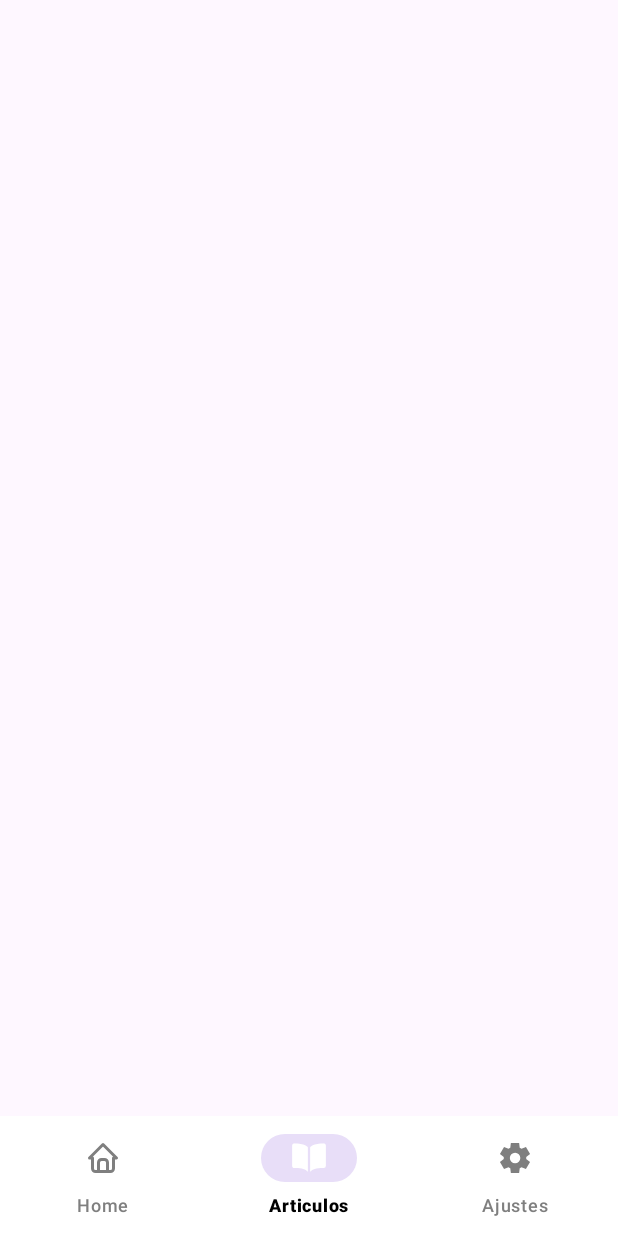
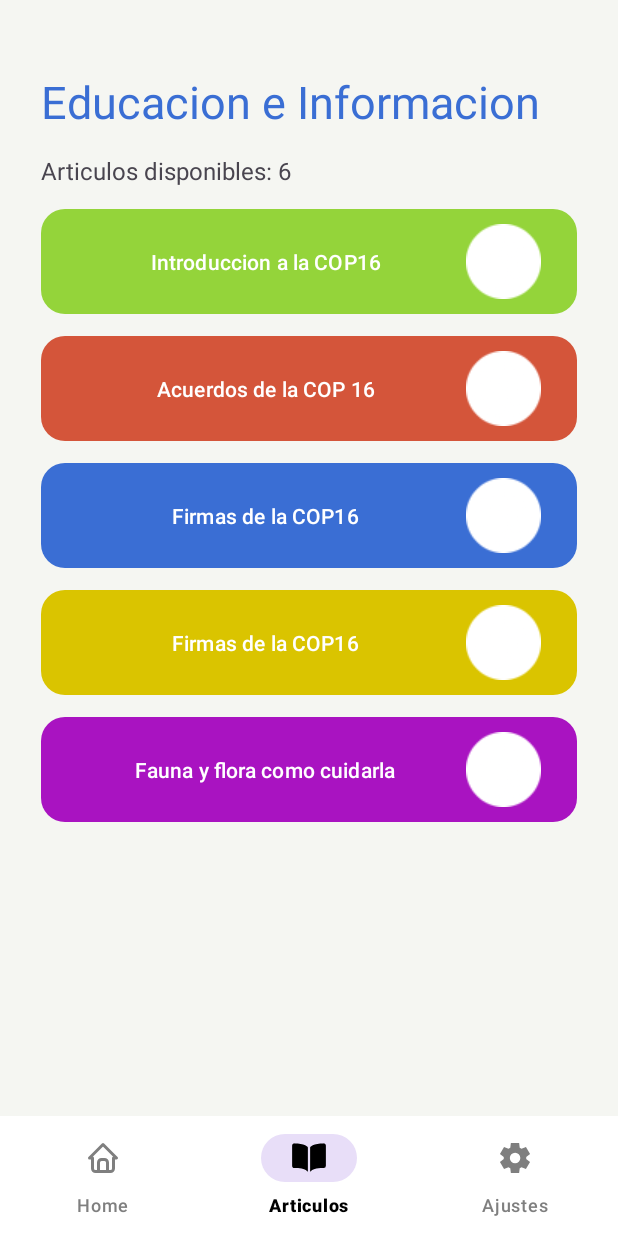
Before and after one commit to natyvcodes/education-app-cop16, an Android app: the List_Articulos screen opened directly, with no data from a screen before it, item 2 of the bottom bar chosen, on a phone screen of 412 x 824 dp. Run offline under Robolectric (Android 15) with nearby library versions, the phone set to English and light mode, and no system bars.

Commit message:
List of Articles added and menu functionality added

```diff
--- a/app/src/main/java/com/grupo1/myapp/Articulos.java
+++ b/app/src/main/java/com/grupo1/myapp/Articulos.java
@@ -1,19 +1,50 @@
 package com.grupo1.myapp;
 
 import android.annotation.SuppressLint;
+import android.content.Intent;
 import android.os.Bundle;
+import android.view.MenuItem;
 
 import androidx.activity.EdgeToEdge;
+import androidx.annotation.NonNull;
 import androidx.appcompat.app.AppCompatActivity;
 
+import com.google.android.material.bottomnavigation.BottomNavigationView;
+import com.google.android.material.navigation.NavigationBarView;
 
 
 public class Articulos extends AppCompatActivity {
+    private BottomNavigationView bottomNavigationView;
     @SuppressLint("MissingInflatedId")
     @Override
     protected void onCreate(Bundle savedInstanceState) {
         super.onCreate(savedInstanceState);
         EdgeToEdge.enable(this);
         setContentView(R.layout.activity_articulos);
+
+
+        selectBottomNavItem(R.id.articulos);
+        bottomNavigationView = findViewById(R.id.bottom_navigation);
+        bottomNavigationView.setOnItemSelectedListener(new NavigationBarView.OnItemSelectedListener() {
+            @Override
+            public boolean onNavigationItemSelected(@NonNull MenuItem item) {
+                int id = item.getItemId();
+                if(id == R.id.home){
+                    Intent intent = new Intent(Articulos.this, Principal.class);
+                    startActivity(intent);
+                    return true;
+                }else if(id == R.id.articulos) {
+                    Intent intent = new Intent(Articulos.this, List_Articulos.class);
+                    startActivity(intent);
+                    return true;
+                }else if(id == R.id.setting){
+                    return true;
+                }
+                return true;
+            }
+        });
     }
+    private void selectBottomNavItem(int itemId) {
+        BottomNavigationView bottomNavigationView = findViewById(R.id.bottom_navigation);
+        bottomNavigationView.setSelectedItemId(itemId); }
 }
--- a/app/src/main/java/com/grupo1/myapp/List_Articulos.java
+++ b/app/src/main/java/com/grupo1/myapp/List_Articulos.java
@@ -1,19 +1,48 @@
 package com.grupo1.myapp;
 
 
+import android.content.Intent;
 import android.os.Bundle;
+import android.view.MenuItem;
+
 import androidx.activity.EdgeToEdge;
+import androidx.annotation.NonNull;
 import androidx.appcompat.app.AppCompatActivity;
 import com.google.android.material.bottomnavigation.BottomNavigationView;
+import com.google.android.material.navigation.NavigationBarView;
 
 
 public class List_Articulos extends AppCompatActivity {
-    private BottomNavigationView navigationView;
+    private BottomNavigationView bottomNavigationView;
 
     @Override
     protected void onCreate(Bundle savedInstanceState) {
         super.onCreate(savedInstanceState);
         EdgeToEdge.enable(this);
         setContentView(R.layout.activity_list_articulos);
+
+
+        selectBottomNavItem(R.id.articulos);
+        bottomNavigationView = findViewById(R.id.bottom_navigation);
+        bottomNavigationView.setOnItemSelectedListener(new NavigationBarView.OnItemSelectedListener() {
+            @Override
+            public boolean onNavigationItemSelected(@NonNull MenuItem item) {
+                int id = item.getItemId();
+                if(id == R.id.home){
+                    Intent intent = new Intent(List_Articulos.this, Principal.class);
+                    startActivity(intent);
+                }else if(id == R.id.articulos) {
+                    Intent intent = new Intent(List_Articulos.this, List_Articulos.class);
+                    startActivity(intent);
+                }else if(id == R.id.setting){
+
+                }
+                return true;
+            }
+        });
     }
+    private void selectBottomNavItem(int itemId) {
+        BottomNavigationView bottomNavigationView = findViewById(R.id.bottom_navigation);
+        bottomNavigationView.setSelectedItemId(itemId); }
+
 }
--- a/app/src/main/java/com/grupo1/myapp/MainActivity.java
+++ b/app/src/main/java/com/grupo1/myapp/MainActivity.java
@@ -6,6 +6,7 @@ import android.os.Handler;
 
 
 import androidx.appcompat.app.AppCompatActivity;
+import androidx.appcompat.app.AppCompatDelegate;
 
 
 public class MainActivity extends AppCompatActivity {
@@ -14,7 +15,6 @@ public class MainActivity extends AppCompatActivity {
     protected void onCreate(Bundle savedInstanceState) {
         super.onCreate(savedInstanceState);
         setContentView(R.layout.activity_main);
-
         new Handler().postDelayed(() -> {
             Intent intent = new Intent(MainActivity.this, Principal.class);
             startActivity(intent);
--- a/app/src/main/java/com/grupo1/myapp/Principal.java
+++ b/app/src/main/java/com/grupo1/myapp/Principal.java
@@ -1,15 +1,19 @@
 package com.grupo1.myapp;
 
 import android.annotation.SuppressLint;
+import android.content.Intent;
 import android.os.Bundle;
 import android.util.Log;
+import android.view.MenuItem;
 import android.webkit.WebChromeClient;
 import android.webkit.WebView;
 
 import androidx.activity.EdgeToEdge;
+import androidx.annotation.NonNull;
 import androidx.appcompat.app.AppCompatActivity;
 
 import com.google.android.material.bottomnavigation.BottomNavigationView;
+import com.google.android.material.navigation.NavigationBarView;
 
 public class Principal extends AppCompatActivity {
     private BottomNavigationView bottomNavigationView;
@@ -20,13 +24,27 @@ public class Principal extends AppCompatActivity {
         super.onCreate(savedInstanceState);
         EdgeToEdge.enable(this);
         setContentView(R.layout.activity_principal);
+        webVideo = findViewById(R.id.webVideo);
 
+        bottomNavigationView = findViewById(R.id.bottom_navigation);
 
+        selectBottomNavItem(R.id.home);
+        bottomNavigationView.setOnItemSelectedListener(new NavigationBarView.OnItemSelectedListener() {
+            @Override
+            public boolean onNavigationItemSelected(@NonNull MenuItem item) {
+                int id = item.getItemId();
+                if(id == R.id.home){
+                    Intent intent = new Intent(Principal.this, Principal.class);
+                    startActivity(intent);
+                }else if(id == R.id.articulos) {
+                    Intent intent = new Intent(Principal.this, Articulos.class);
+                    startActivity(intent);
+                }else if(id == R.id.setting){
 
-        webVideo = findViewById(R.id.webVideo);
-        bottomNavigationView = findViewById(R.id.bottom_navigation);
-        int id = bottomNavigationView.getSelectedItemId();
-        Log.d("Hola", "El id" + id);
+                }
+                return true;
+            }
+        });
 
 
         //video de youtube
@@ -36,5 +54,8 @@ public class Principal extends AppCompatActivity {
         webVideo.setWebChromeClient(new WebChromeClient());
 
     }
+    private void selectBottomNavItem(int itemId) {
+        BottomNavigationView bottomNavigationView = findViewById(R.id.bottom_navigation);
+        bottomNavigationView.setSelectedItemId(itemId); }
 
 }
--- a/app/src/main/java/com/grupo1/myapp/DatabaseHelper.java
+++ b/app/src/main/java/database/DatabaseHelper.java
@@ -1,4 +1,4 @@
-package com.grupo1.myapp;
+package database;
 
 import android.content.ContentValues;
 import android.content.Context;
--- a/app/src/main/res/color/icon_selector.xml
+++ b/app/src/main/res/color/icon_selector.xml
@@ -1,5 +1,5 @@
 <?xml version="1.0" encoding="utf-8"?>
 <selector xmlns:android="http://schemas.android.com/apk/res/android">
-    <item android:state_checked="true" android:color="#ffffff"/>
+    <item android:state_checked="true" android:color="#000000"/>
     <item android:color="#7F7F7F" />
 </selector>
--- /dev/null
+++ b/app/src/main/res/drawable/button_shape.xml
@@ -0,0 +1,7 @@
+<?xml version="1.0" encoding="utf-8"?>
+
+<shape xmlns:android="http://schemas.android.com/apk/res/android"
+    android:shape="rectangle">
+    <corners android:radius="16dp" />
+
+</shape>
--- a/app/src/main/res/layout/activity_list_articulos.xml
+++ b/app/src/main/res/layout/activity_list_articulos.xml
@@ -5,14 +5,93 @@
     android:id="@+id/main"
     android:layout_width="match_parent"
     android:layout_height="match_parent"
+    android:background="@color/Background"
     tools:context=".List_Articulos">
 
+    <LinearLayout
+        android:id="@+id/container"
+        android:layout_width="match_parent"
+        android:layout_height="match_parent"
+        android:orientation="vertical"
+        android:paddingTop="40dp"
+        android:layout_marginLeft="20dp"
+        android:layout_marginRight="20dp">
+
+    <TextView
+        android:id="@+id/title"
+        android:layout_width="wrap_content"
+        android:layout_height="wrap_content"
+        android:layout_margin="7dp"
+        android:textSize="30sp"
+        android:textColor="@color/BlueMain"
+        android:text="Educacion e Informacion" />
+    <TextView
+        android:id="@+id/numArticulos"
+        android:layout_below="@id/title"
+        android:layout_width="wrap_content"
+        android:layout_height="wrap_content"
+        android:textSize="16sp"
+        android:layout_margin="7sp"
+        android:text="Articulos disponibles: 6" />
+
+    <Button
+        android:id="@+id/intro"
+        android:layout_below="@id/numArticulos"
+        android:layout_width="match_parent"
+        android:layout_height="70dp"
+        android:background="@drawable/button_shape"
+        app:backgroundTint="@color/Green"
+        android:textColor="@color/white"
+        android:layout_margin="7dp"
+        android:text="Introduccion a la COP16"
+        android:drawableRight="@drawable/prueba"/>
+
+    <Button
+        android:id="@+id/acuerdos"
+        android:layout_below="@id/intro"
+        android:background="@drawable/button_shape"
+        android:layout_width="match_parent"
+        android:layout_margin="7dp"
+        android:layout_height="70dp"
+        app:backgroundTint="@color/Red"
+        android:text="Acuerdos de la COP 16"
+        android:drawableRight="@drawable/prueba"/>
+
+    <Button
+        android:id="@+id/firmas"
+        android:layout_below="@id/acuerdos"
+        android:background="@drawable/button_shape"
+        android:layout_width="match_parent"
+        android:layout_margin="7dp"
+        android:layout_height="70dp"
+        app:backgroundTint="@color/BlueMain"
+        android:text="Firmas de la COP16"
+        android:drawableRight="@drawable/prueba"/>
+    <Button
+        android:id="@+id/aves"
+        android:layout_below="@id/firmas"
+        android:background="@drawable/button_shape"
+        android:layout_width="match_parent"
+        android:layout_margin="7dp"
+        android:layout_height="70dp"
+        app:backgroundTint="@color/Yellow"
+        android:drawableRight="@drawable/prueba"
+        android:text="Firmas de la COP16" />
+
+    <Button
+        android:id="@+id/fauflo"
+        android:layout_below="@id/aves"
+        android:background="@drawable/button_shape"
+        android:layout_width="match_parent"
+        android:drawableRight="@drawable/prueba"
+        android:layout_margin="7dp"
+        android:layout_height="70dp"
+        app:backgroundTint="@color/Violet"
+        android:text="Fauna y flora como cuidarla"
+        />
 
 
-    <FrameLayout
-        android:layout_width="match_parent"
-        android:layout_height="match_parent"
-        />
+    </LinearLayout>
 
     <com.google.android.material.bottomnavigation.BottomNavigationView
         android:id="@+id/bottom_navigation"
```
Also changed, not shown: app/src/main/res/drawable/prueba.png (added).
